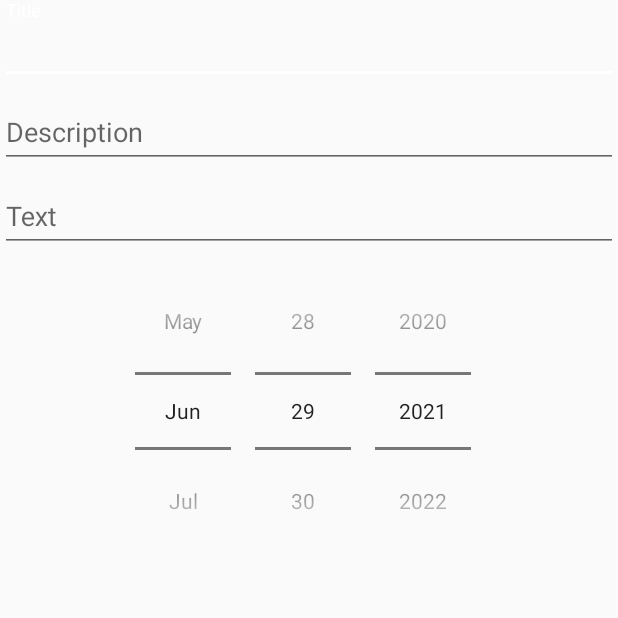
After one commit to profitsw2000/Notes, an Android app: the fragment NotesEditFragment shown on its own in the app's theme, on a phone screen of 412 x 824 dp, the top half of it. The commit adds this screen. Run offline under Robolectric (Android 15) with nearby library versions, the phone set to English and light mode, and no system bars.

Commit message:
Сделан макет для добавления и редактирования данных. Файлы классов отсортированы по пакаджам.

```diff
--- a/app/src/main/java/ru/profitsw2000/MainActivity.java
+++ b/app/src/main/java/ru/profitsw2000/MainActivity.java
@@ -10,7 +10,6 @@ import android.widget.Toast;
 
 import androidx.appcompat.widget.Toolbar;
 import androidx.appcompat.widget.SearchView;
-import androidx.core.view.GravityCompat;
 import androidx.drawerlayout.widget.DrawerLayout;
 import androidx.fragment.app.Fragment;
 import androidx.fragment.app.FragmentManager;
@@ -18,6 +17,7 @@ import androidx.fragment.app.FragmentTransaction;
 
 import com.google.android.material.navigation.NavigationView;
 
+import ru.profitsw2000.fragments.NotesTitleFragment;
 import ru.profitsw2000.notes.R;
 
 public class MainActivity extends AppCompatActivity {
--- a/app/src/main/java/ru/profitsw2000/NotesTextActivity.java
+++ b/app/src/main/java/ru/profitsw2000/NotesTextActivity.java
@@ -5,6 +5,7 @@ import androidx.appcompat.app.AppCompatActivity;
 import android.content.res.Configuration;
 import android.os.Bundle;
 
+import ru.profitsw2000.fragments.NoteTextFragment;
 import ru.profitsw2000.notes.R;
 
 public class NotesTextActivity extends AppCompatActivity {
--- a/app/src/main/java/ru/profitsw2000/CardSource.java
+++ b/app/src/main/java/ru/profitsw2000/data/CardSource.java
@@ -1,4 +1,6 @@
-package ru.profitsw2000;
+package ru.profitsw2000.data;
+
+import ru.profitsw2000.data.MyNotes;
 
 public interface CardSource {
     MyNotes getMyNotes(int position)    ;
--- a/app/src/main/java/ru/profitsw2000/MyNotes.java
+++ b/app/src/main/java/ru/profitsw2000/data/MyNotes.java
@@ -1,4 +1,4 @@
-package ru.profitsw2000;
+package ru.profitsw2000.data;
 
 import android.os.Parcel;
 import android.os.Parcelable;
--- a/app/src/main/java/ru/profitsw2000/NoteTextFragment.java
+++ b/app/src/main/java/ru/profitsw2000/fragments/NoteTextFragment.java
@@ -1,4 +1,4 @@
-package ru.profitsw2000;
+package ru.profitsw2000.fragments;
 
 import android.os.Bundle;
 
@@ -9,6 +9,7 @@ import android.view.View;
 import android.view.ViewGroup;
 import android.widget.TextView;
 
+import ru.profitsw2000.data.MyNotes;
 import ru.profitsw2000.notes.R;
 
 public class NoteTextFragment extends Fragment {
--- /dev/null
+++ b/app/src/main/java/ru/profitsw2000/fragments/NotesEditFragment.java
@@ -0,0 +1,74 @@
+package ru.profitsw2000.fragments;
+
+import android.content.Context;
+import android.os.Bundle;
+
+import androidx.annotation.NonNull;
+import androidx.fragment.app.Fragment;
+
+import android.os.Parcelable;
+import android.view.LayoutInflater;
+import android.view.View;
+import android.view.ViewGroup;
+
+import ru.profitsw2000.data.MyNotes;
+import ru.profitsw2000.notes.R;
+
+public class NotesEditFragment extends Fragment {
+
+    public final static String ARG_PARAM1 = "MyNotesData"   ;
+
+    private MyNotes myNotes ;
+
+    public NotesEditFragment() {
+
+    }
+
+    public static NotesEditFragment newInstance(MyNotes myNotes) {
+        NotesEditFragment fragment = new NotesEditFragment();
+        Bundle args = new Bundle();
+        args.putParcelable(ARG_PARAM1, myNotes);
+        fragment.setArguments(args);
+        return fragment;
+    }
+
+    public static NotesEditFragment newInstance() {
+        NotesEditFragment fragment = new NotesEditFragment();
+        return fragment;
+    }
+
+    @Override
+    public void onCreate(Bundle savedInstanceState) {
+        super.onCreate(savedInstanceState);
+        if (getArguments() != null) {
+            myNotes = getArguments().getParcelable(ARG_PARAM1)  ;
+        }
+    }
+
+    @Override
+    public View onCreateView(LayoutInflater inflater, ViewGroup container,
+                             Bundle savedInstanceState) {
+        // Inflate the layout for this fragment
+        return inflater.inflate(R.layout.fragment_notes_edit, container, false);
+    }
+
+    @Override
+    public void onAttach(@NonNull Context context) {
+        super.onAttach(context);
+    }
+
+    @Override
+    public void onStop() {
+        super.onStop();
+    }
+
+    @Override
+    public void onDestroy() {
+        super.onDestroy();
+    }
+
+    @Override
+    public void onDetach() {
+        super.onDetach();
+    }
+}
--- /dev/null
+++ b/app/src/main/res/layout/fragment_notes_edit.xml
@@ -0,0 +1,54 @@
+<?xml version="1.0" encoding="utf-8"?>
+<androidx.core.widget.NestedScrollView
+    xmlns:android="http://schemas.android.com/apk/res/android"
+    xmlns:tools="http://schemas.android.com/tools"
+    android:layout_width="match_parent"
+    android:layout_height="match_parent"
+    tools:context="ru.profitsw2000.MainActivity">
+    <LinearLayout
+        android:layout_width="match_parent"
+        android:layout_height="match_parent"
+        android:orientation="vertical">
+        <com.google.android.material.textfield.TextInputLayout
+            android:id="@+id/title"
+            android:layout_width="match_parent"
+            android:layout_height="wrap_content">
+            <com.google.android.material.textfield.TextInputEditText
+                android:id="@+id/inputTitle"
+                android:layout_width="match_parent"
+                android:layout_height="wrap_content"
+                android:hint="Title" />
+        </com.google.android.material.textfield.TextInputLayout>
+        <com.google.android.material.textfield.TextInputLayout
+            android:id="@+id/description"
+            android:layout_width="match_parent"
+            android:layout_height="wrap_content">
+            <com.google.android.material.textfield.TextInputEditText
+                android:id="@+id/inputDescription"
+                android:layout_width="match_parent"
+                android:layout_height="wrap_content"
+                android:hint="Description" />
+        </com.google.android.material.textfield.TextInputLayout>
+        <com.google.android.material.textfield.TextInputLayout
+            android:id="@+id/text"
+            android:layout_width="match_parent"
+            android:layout_height="wrap_content">
+            <com.google.android.material.textfield.TextInputEditText
+                android:id="@+id/inputText"
+                android:layout_width="match_parent"
+                android:layout_height="wrap_content"
+                android:hint="Text" />
+        </com.google.android.material.textfield.TextInputLayout>
+        <DatePicker
+            android:id="@+id/inputDate"
+            android:layout_width="match_parent"
+            android:layout_height="wrap_content"
+            android:layout_gravity="center"
+            android:calendarViewShown="false"
+            android:datePickerMode="spinner" />
+        <!-- также можно делать режим календаря
+        android:datePickerMode="calendar"
+        и режим отображения календаря в spinner-режиме
+        android:calendarViewShown="true" -->
+    </LinearLayout>
+</androidx.core.widget.NestedScrollView>
```
Also changed, not shown: app/src/main/java/ru/profitsw2000/NotesAdapter.java (deleted, +0 -75 lines), app/src/main/java/ru/profitsw2000/Source.java (deleted, +0 -52 lines), app/src/main/java/ru/profitsw2000/data/Source.java (added, +122 -0 lines), app/src/main/java/ru/profitsw2000/fragments/NotesTitleFragment.java (renamed from app/src/main/java/ru/profitsw2000/NotesTitleFragment.java, +6 -14 lines).
